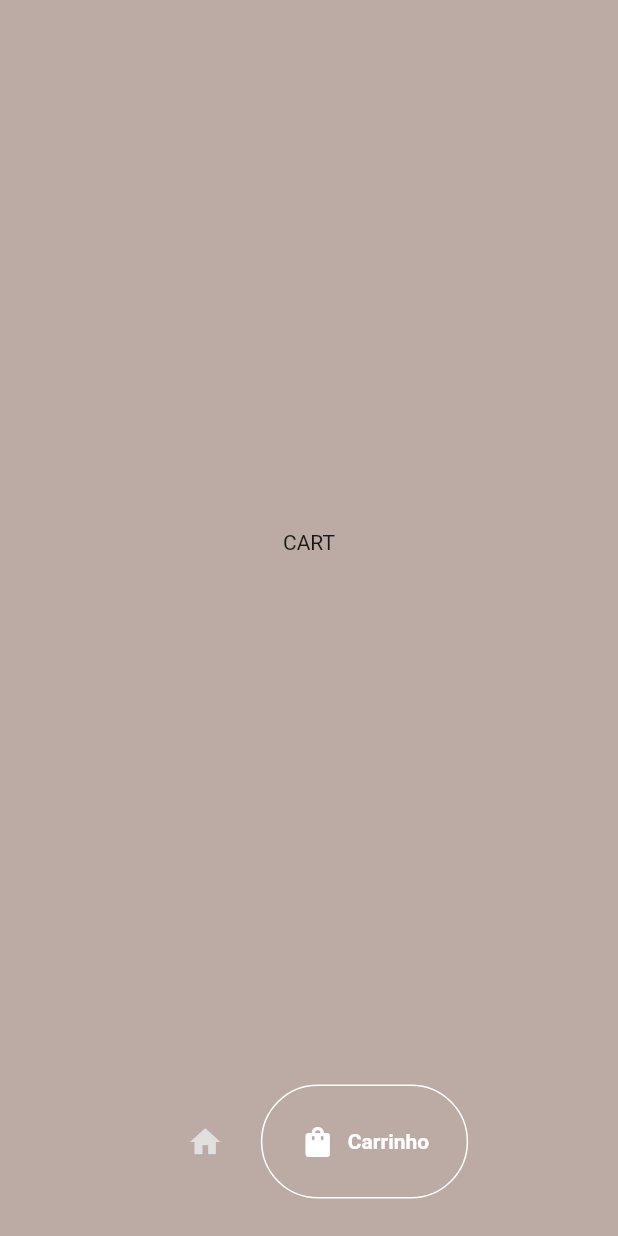
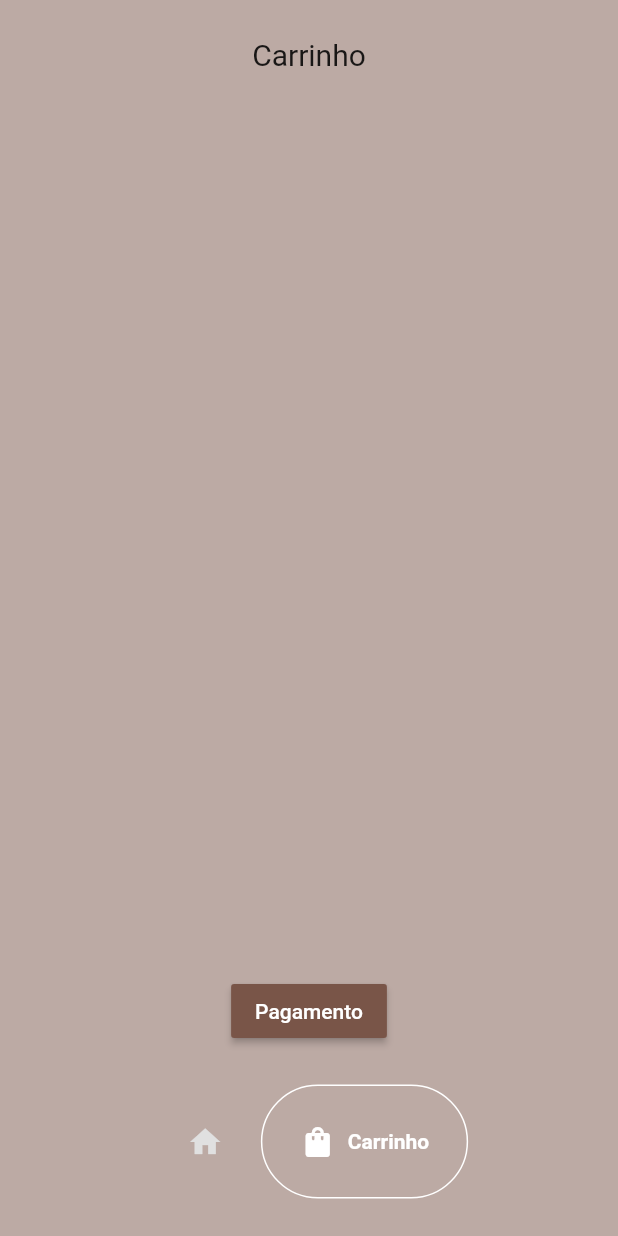
Before and after one commit to belyaraujo/Bubble_tea_shopping, a Flutter app: the screen it shows after launch, item 2 of the bottom bar chosen, on a phone screen of 412 x 824 dp. Run offline on Flutter 3.47's test engine with Material 2 defaults, Android fonts, the phone set to English and light mode, and no system bars; drawn by our look-alikes of google_nav_bar.

Commit message:
modified:   lib/components/drink_tile.dart 	modified:   lib/models/shop.dart 	modified:   lib/pages/cart_page.dart 	modified:   lib/pages/home_page.dart 	modified:   lib/pages/order_page.dart 	modified:   lib/pages/shop_page.dart

```diff
--- a/lib/components/drink_tile.dart
+++ b/lib/components/drink_tile.dart
@@ -4,10 +4,12 @@ import 'package:flutter/material.dart';
 class DrinkTile extends StatelessWidget {
   final Drink drink;
   void Function()? onTap;
+  final Widget trailing;
   DrinkTile({
     super.key,
     required this.drink,
     required this.onTap,
+    required this.trailing,
     });
 
   @override
@@ -15,6 +17,7 @@ class DrinkTile extends StatelessWidget {
     return GestureDetector(
       onTap: onTap,
       child: Container(
+        margin: EdgeInsets.only(bottom: 10),
         decoration: BoxDecoration(
           color: Colors.brown[100],
           borderRadius: BorderRadius.circular(12),
@@ -23,7 +26,7 @@ class DrinkTile extends StatelessWidget {
           title: Text(drink.name),
           subtitle: Text(drink.price),
           leading: Image.asset(drink.imagePath),
-          trailing: Icon(Icons.arrow_forward),
+          trailing: trailing,
         ),
       ),
     );
--- a/lib/models/shop.dart
+++ b/lib/models/shop.dart
@@ -11,6 +11,11 @@ class BubbleTeaShop extends ChangeNotifier{
           price: "15.00",
           imagePath: "lib/images/milk_tea.png",
           ),
+     Drink(name: "Chá gelado",
+          price: "15.00",
+          imagePath: "lib/images/milk_tea.png",
+          ),
+
   ];
 
   // Lista de bebibas no carrinho do usuário
--- a/lib/pages/cart_page.dart
+++ b/lib/pages/cart_page.dart
@@ -1,4 +1,8 @@
+import 'package:bubble_tea_shop/components/drink_tile.dart';
+import 'package:bubble_tea_shop/models/drink.dart';
+import 'package:bubble_tea_shop/models/shop.dart';
 import 'package:flutter/material.dart';
+import 'package:provider/provider.dart';
 
 class CartPage extends StatefulWidget {
   const CartPage({super.key});
@@ -8,8 +12,52 @@ class CartPage extends StatefulWidget {
 }
 
 class _CartPageState extends State<CartPage> {
+
+  // Remover do carrinho
+  void removeFromCart(Drink drink){
+    Provider.of<BubbleTeaShop>(context, listen: false).removeFromCart(drink);
+  }
+
   @override
   Widget build(BuildContext context) {
-    return Center(child: Text("CART"),);
+    return Consumer<BubbleTeaShop>(
+      builder: (context, value, child) => SafeArea(
+      child: Padding(
+        padding: const EdgeInsets.all(25.0),
+        child: Column(
+          children: [
+            // Heading
+            const Text("Carrinho",
+            style: TextStyle(fontSize: 20),),
+
+            const SizedBox(height: 10),
+
+            // Lista de itens do carrinho
+            Expanded(
+              child: ListView.builder(
+                itemCount: value.cart.length,
+                itemBuilder: (context, index) {
+                  Drink drink = value.cart[index];
+
+                  return DrinkTile(
+                    drink: drink,
+                    onTap: () => removeFromCart(drink),
+                    trailing: Icon(Icons.delete));
+                }
+                ,
+                ),
+                ),
+
+            // Botão de pagamento
+            MaterialButton(
+              child: Text('Pagamento', style: TextStyle(color: Colors.white),),
+              color: Colors.brown,
+              onPressed: () {},
+              )
+          ],
+        ),
+      ),
+    ),
+    );
   }
 }
--- a/lib/pages/home_page.dart
+++ b/lib/pages/home_page.dart
@@ -14,7 +14,7 @@ class _HomePageState extends State<HomePage>{
   Widget build(BuildContext context){
     return Scaffold(
       backgroundColor: Colors.brown[100],
-      bottomNavigationBar: MyBottomNavBar(),
+      //bottomNavigationBar: MyBottomNavBar(),
     );
   }
 }
```
Also changed, not shown: lib/pages/order_page.dart (+21 -7 lines), lib/pages/shop_page.dart (+15 -17 lines).
